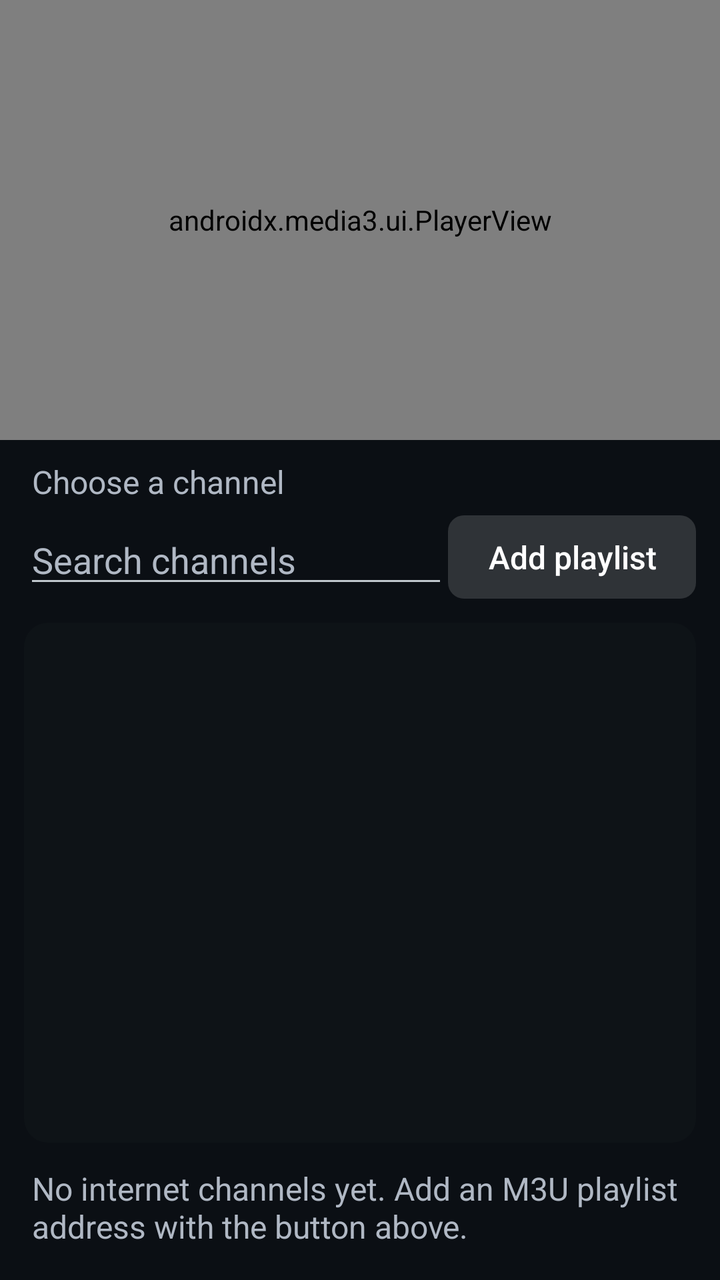
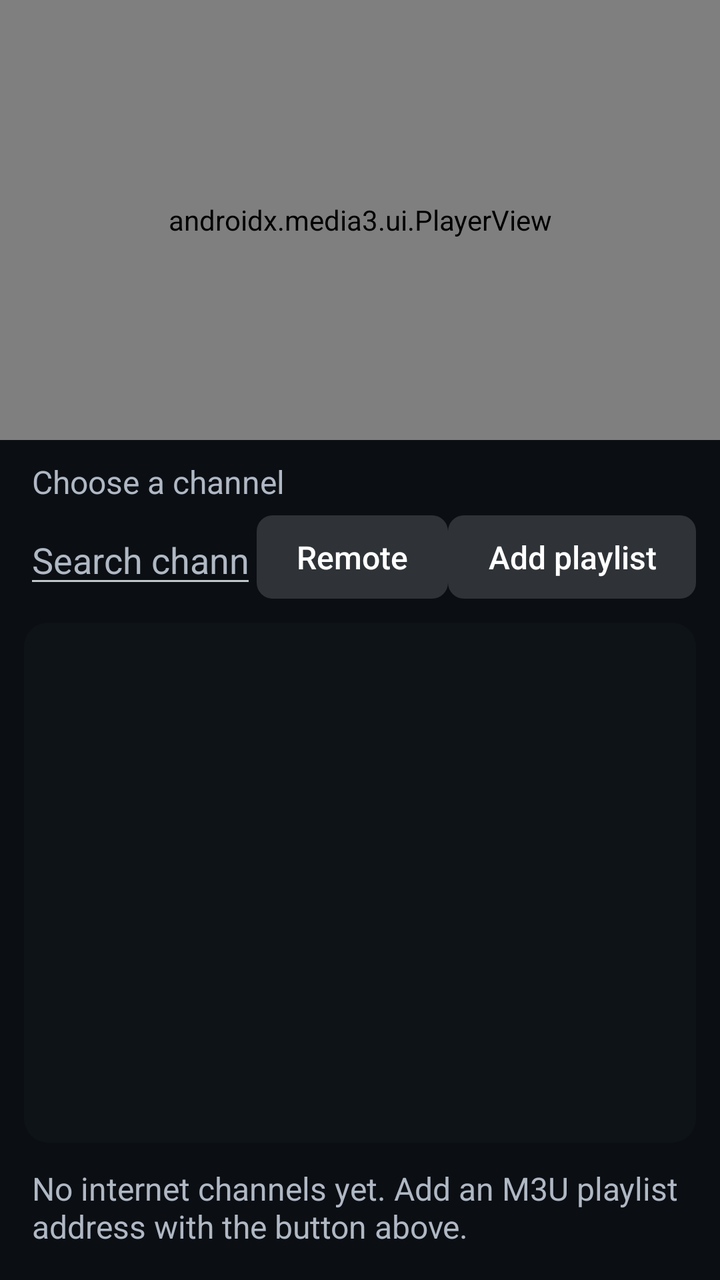

The first picture is an Android layout as it rendered before a commit; the second is the same layout after the commit. The layout source and the unified diff follow.
<!-- AndroidManifest.xml: application theme AppTheme -->
<!-- res/layout/activity_phone.xml -->
<?xml version="1.0" encoding="utf-8"?>
<LinearLayout xmlns:android="http://schemas.android.com/apk/res/android"
    xmlns:app="http://schemas.android.com/apk/res-auto"
    android:layout_width="match_parent"
    android:layout_height="match_parent"
    android:background="#FF0B0F14"
    android:orientation="vertical">

    <androidx.media3.ui.PlayerView
        android:id="@+id/phone_player"
        android:layout_width="match_parent"
        android:layout_height="220dp"
        android:background="#FF000000"
        app:resize_mode="fit"
        app:show_buffering="when_playing" />

    <TextView
        android:id="@+id/phone_status"
        android:layout_width="match_parent"
        android:layout_height="wrap_content"
        android:paddingStart="16dp"
        android:paddingTop="10dp"
        android:paddingEnd="16dp"
        android:paddingBottom="6dp"
        android:text="@string/phone_choose"
        android:textColor="@color/text_secondary"
        android:textSize="16sp" />

    <LinearLayout
        android:layout_width="match_parent"
        android:layout_height="wrap_content"
        android:gravity="center_vertical"
        android:orientation="horizontal"
        android:paddingStart="12dp"
        android:paddingEnd="12dp">

        <EditText
            android:id="@+id/phone_search"
            android:layout_width="0dp"
            android:layout_height="wrap_content"
            android:layout_weight="1"
            android:hint="@string/phone_search_hint"
            android:imeOptions="actionDone"
            android:inputType="text"
            android:singleLine="true"
            android:textColor="@color/text_primary"
            android:textColorHint="@color/text_secondary" />

        <Button
            android:id="@+id/phone_add"
            android:layout_width="wrap_content"
            android:layout_height="wrap_content"
            android:text="@string/phone_add" />
    </LinearLayout>

    <ListView
        android:id="@+id/phone_list"
        android:layout_width="match_parent"
        android:layout_height="0dp"
        android:layout_margin="12dp"
        android:layout_weight="1"
        android:background="@drawable/panel_bg"
        android:divider="@null"
        android:dividerHeight="0dp" />

    <TextView
        android:id="@+id/phone_empty"
        android:layout_width="match_parent"
        android:layout_height="wrap_content"
        android:paddingStart="16dp"
        android:paddingEnd="16dp"
        android:paddingBottom="16dp"
        android:text="@string/phone_empty"
        android:textColor="@color/text_secondary"
        android:textSize="16sp" />
</LinearLayout>
<!-- resources referenced by this layout -->
<resources>
  <color name="text_primary">#FFFFFFFF</color>
  <color name="text_secondary">#FFB0B8C4</color>
  <!-- drawable panel_bg (drawable) -->
  <?xml version="1.0" encoding="utf-8"?>
  <shape xmlns:android="http://schemas.android.com/apk/res/android">
      <solid android:color="@color/overlay_bg" />
      <corners android:radius="12dp" />
  </shape>
  <string name="phone_add">Add playlist</string>
  <string name="phone_choose">Choose a channel</string>
  <string name="phone_empty">No internet channels yet. Add an M3U playlist address with the button above.</string>
  <string name="phone_search_hint">Search channels</string>
  <style name="AppTheme" parent="@android:style/Theme.DeviceDefault.NoActionBar.Fullscreen">
          <item name="android:windowBackground">@android:color/black</item>
          <item name="android:colorAccent">@color/accent</item>
          <item name="android:buttonStyle">@style/MenuButtonBase</item>
      </style>
  <color name="overlay_bg">#CC101418</color>
  <color name="accent">#FF3D8BFD</color>
  <style name="MenuButtonBase" parent="@android:style/Widget.DeviceDefault.Button">
          <item name="android:minWidth">0dp</item>
          <item name="android:minHeight">0dp</item>
          <item name="android:paddingStart">20dp</item>
          <item name="android:paddingEnd">20dp</item>
          <item name="android:paddingTop">10dp</item>
          <item name="android:paddingBottom">10dp</item>
          <item name="android:background">@drawable/menu_button_bg</item>
          <item name="android:textAllCaps">false</item>
          <item name="android:textColor">@color/text_primary</item>
          <item name="android:textSize">16sp</item>
          <item name="android:stateListAnimator">@null</item>
      </style>
  <!-- drawable menu_button_bg (drawable) -->
  <?xml version="1.0" encoding="utf-8"?>
  <selector xmlns:android="http://schemas.android.com/apk/res/android">
      <item android:state_focused="true"><shape><solid android:color="@color/accent" /><corners android:radius="8dp" /></shape></item>
      <item android:state_pressed="true"><shape><solid android:color="@color/accent" /><corners android:radius="8dp" /></shape></item>
      <item><shape><solid android:color="#26FFFFFF" /><corners android:radius="8dp" /></shape></item>
  </selector>
</resources>

<!-- the commit's change to res/layout/activity_phone.xml (unified diff, before → after) -->
@@ -47,6 +47,12 @@
             android:textColorHint="@color/text_secondary" />
 
         <Button
+            android:id="@+id/phone_remote"
+            android:layout_width="wrap_content"
+            android:layout_height="wrap_content"
+            android:text="@string/phone_remote" />
+
+        <Button
             android:id="@+id/phone_add"
             android:layout_width="wrap_content"
             android:layout_height="wrap_content"
<!-- resource entries referenced after the edit -->
@@ -11,6 +11,7 @@
   <string name="phone_add">Add playlist</string>
   <string name="phone_choose">Choose a channel</string>
   <string name="phone_empty">No internet channels yet. Add an M3U playlist address with the button above.</string>
+  <string name="phone_remote">Remote</string>
   <string name="phone_search_hint">Search channels</string>
   <style name="AppTheme" parent="@android:style/Theme.DeviceDefault.NoActionBar.Fullscreen">
           <item name="android:windowBackground">@android:color/black</item>
